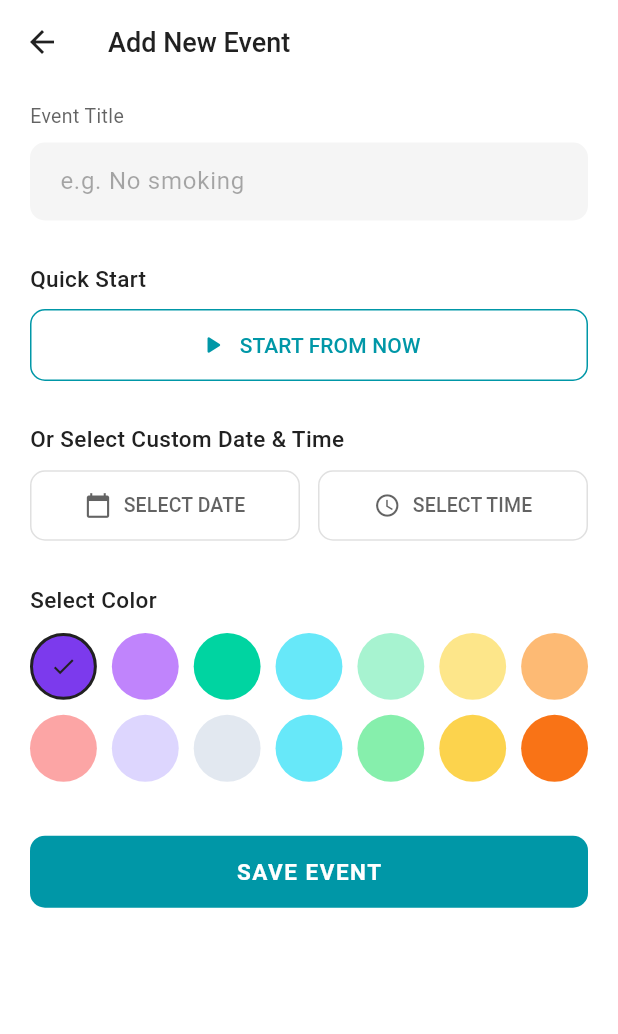
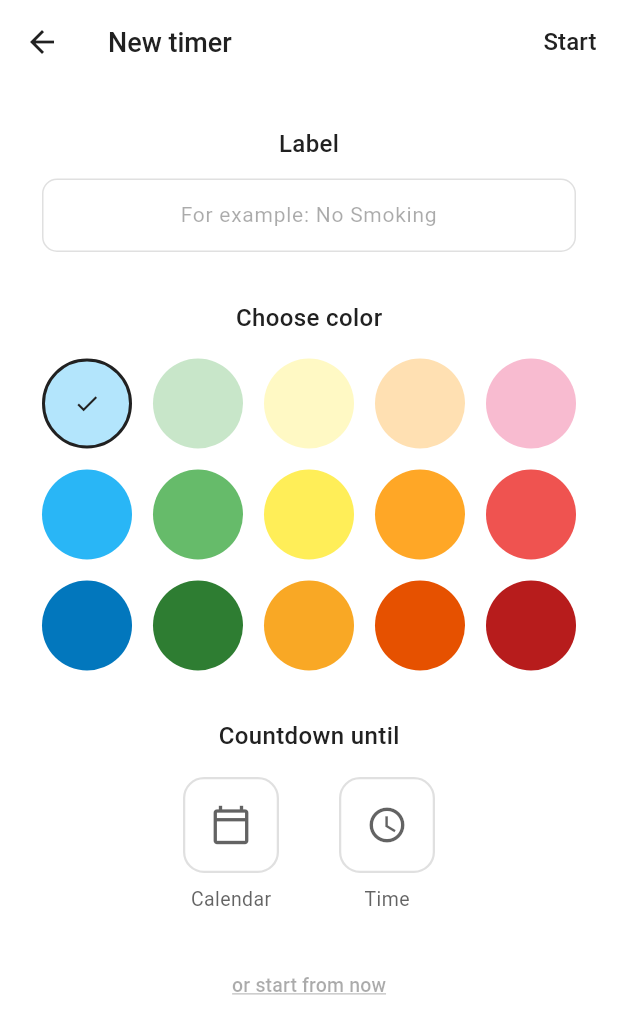
Before and after one commit to danishayman/elapsed, a Flutter app: the AddEventScreen screen opened directly, on a phone screen of 412 x 824 dp. Shown: the top 1034 px of the screen. Run offline on Flutter 3.47's test engine with Material 3 defaults, Android fonts, the phone set to English and light mode, and no system bars; our stand-ins replace share_plus, shared_preferences; missing offline and left inert: home_widget; accounts and stored records are empty.

```diff
--- a/lib/screens/add_event_screen.dart
+++ b/lib/screens/add_event_screen.dart
@@ -7,20 +7,24 @@ import '../theme.dart';
 import '../widgets/color_picker_grid.dart';
 
 const _paletteColors = [
-  '#7C3AED',
-  '#C084FC',
-  '#00D4A1',
-  '#67E8F9',
-  '#A7F3D0',
-  '#FDE68A',
-  '#FDBA74',
-  '#FCA5A5',
-  '#DDD6FE',
-  '#E2E8F0',
-  '#67E8F9',
-  '#86EFAC',
-  '#FCD34D',
-  '#F97316',
+  // Row 1 – lightest
+  '#B3E5FC', // light blue
+  '#C8E6C9', // light green
+  '#FFF9C4', // light yellow
+  '#FFE0B2', // light peach
+  '#F8BBD0', // light pink
+  // Row 2 – medium
+  '#29B6F6', // blue
+  '#66BB6A', // green
+  '#FFEE58', // yellow
+  '#FFA726', // orange
+  '#EF5350', // red / pink
+  // Row 3 – darkest
+  '#0277BD', // dark blue
+  '#2E7D32', // dark green
+  '#F9A825', // dark gold
+  '#E65100', // dark orange
+  '#B71C1C', // dark red
 ];
 
 class AddEventScreen extends StatefulWidget {
@@ -150,32 +154,61 @@ class _AddEventScreenState extends State<AddEventScreen> {
 
   @override
   Widget build(BuildContext context) {
+    final isEditing = widget.editEvent != null;
+
     return Scaffold(
       appBar: AppBar(
-        title: Text(widget.editEvent != null ? 'Edit Event' : 'Add New Event'),
+        title: Text(isEditing ? 'Edit timer' : 'New timer'),
+        actions: [
+          TextButton(
+            onPressed: _save,
+            child: Text(
+              isEditing ? 'Save' : 'Start',
+              style: const TextStyle(
+                color: kTextPrimary,
+                fontSize: 16,
+                fontWeight: FontWeight.w500,
+              ),
+            ),
+          ),
+        ],
       ),
       body: SingleChildScrollView(
-        padding: const EdgeInsets.symmetric(horizontal: 20, vertical: 12),
+        padding: const EdgeInsets.symmetric(horizontal: 28, vertical: 16),
         child: Column(
-          crossAxisAlignment: CrossAxisAlignment.start,
+          crossAxisAlignment: CrossAxisAlignment.center,
           children: [
-            // Title field
+            const SizedBox(height: 12),
+
+            // ── Label ──
             const Text(
-              'Event Title',
-              style: TextStyle(color: kTextSecondary, fontSize: 13),
+              'Label',
+              style: TextStyle(
+                color: kTextPrimary,
+                fontSize: 16,
+                fontWeight: FontWeight.w500,
+              ),
             ),
-            const SizedBox(height: 8),
+            const SizedBox(height: 12),
             TextField(
               controller: _titleController,
-              style: const TextStyle(color: kTextPrimary),
+              style: const TextStyle(color: kTextPrimary, fontSize: 14),
+              textAlign: TextAlign.center,
               decoration: InputDecoration(
-                hintText: 'e.g. No smoking',
-                hintStyle: const TextStyle(color: kTextTertiary),
-                filled: true,
-                fillColor: kCardLightAlt,
+                hintText: "For example: No Smoking",
+                hintStyle: const TextStyle(color: kTextTertiary, fontSize: 14),
+                filled: false,
                 border: OutlineInputBorder(
                   borderRadius: BorderRadius.circular(kCardRadius),
-                  borderSide: BorderSide.none,
+                  borderSide: const BorderSide(color: kDivider),
+                ),
+                enabledBorder: OutlineInputBorder(
+                  borderRadius: BorderRadius.circular(kCardRadius),
+                  borderSide: const BorderSide(color: kDivider),
+                ),
+                focusedBorder: OutlineInputBorder(
+                  borderRadius: BorderRadius.circular(kCardRadius),
+                  borderSide: const BorderSide(color: kAccent, width: 1.5),
                 ),
                 contentPadding: const EdgeInsets.symmetric(
                   horizontal: 16,
@@ -184,115 +217,73 @@ class _AddEventScreenState extends State<AddEventScreen> {
               ),
             ),
 
-            const SizedBox(height: 28),
+            const SizedBox(height: 32),
 
-            // Quick start
+            // ── Choose color ──
             const Text(
-              'Quick Start',
+              'Choose color',
               style: TextStyle(
                 color: kTextPrimary,
-                fontSize: 15,
+                fontSize: 16,
                 fontWeight: FontWeight.w500,
               ),
             ),
-            const SizedBox(height: 10),
-            SizedBox(
-              width: double.infinity,
-              child: OutlinedButton.icon(
-                onPressed: _startFromNow,
-                icon: const Icon(Icons.play_arrow_rounded, size: 20),
-                label: const Text('START FROM NOW'),
-                style: OutlinedButton.styleFrom(
-                  foregroundColor: kAccent,
-                  side: const BorderSide(color: kAccent),
-                  shape: RoundedRectangleBorder(
-                    borderRadius: BorderRadius.circular(kCardRadius),
-                  ),
-                  padding: const EdgeInsets.symmetric(vertical: 14),
-                ),
-              ),
-            ),
-
-            const SizedBox(height: 28),
-
-            // Custom date & time
-            const Text(
-              'Or Select Custom Date & Time',
-              style: TextStyle(
-                color: kTextPrimary,
-                fontSize: 15,
-                fontWeight: FontWeight.w500,
-              ),
-            ),
-            const SizedBox(height: 10),
-            Row(
-              children: [
-                Expanded(
-                  child: _PickerButton(
-                    label: _selectedDate != null
-                        ? _formatDate(_selectedDate!)
-                        : 'SELECT DATE',
-                    icon: Icons.calendar_today,
-                    onTap: _pickDate,
-                  ),
-                ),
-                const SizedBox(width: 12),
-                Expanded(
-                  child: _PickerButton(
-                    label: _selectedTime != null
-                        ? _formatTime(_selectedTime!)
-                        : 'SELECT TIME',
-                    icon: Icons.access_time,
-                    onTap: _pickTime,
-                  ),
-                ),
-              ],
-            ),
-
-            const SizedBox(height: 28),
-
-            // Color picker
-            const Text(
-              'Select Color',
-              style: TextStyle(
-                color: kTextPrimary,
-                fontSize: 15,
-                fontWeight: FontWeight.w500,
-              ),
-            ),
-            const SizedBox(height: 12),
+            const SizedBox(height: 16),
             ColorPickerGrid(
               colors: _paletteColors,
               selectedColor: _selectedColor,
               onColorSelected: (c) => setState(() => _selectedColor = c),
             ),
 
-            const SizedBox(height: 36),
+            const SizedBox(height: 32),
 
-            // Save button
-            SizedBox(
-              width: double.infinity,
-              height: 48,
-              child: ElevatedButton(
-                onPressed: _save,
-                style: ElevatedButton.styleFrom(
-                  backgroundColor: kAccent,
-                  foregroundColor: Colors.white,
-                  shape: RoundedRectangleBorder(
-                    borderRadius: BorderRadius.circular(kCardRadius),
-                  ),
-                  elevation: 0,
+            // ── Countdown until ──
+            const Text(
+              'Countdown until',
+              style: TextStyle(
+                color: kTextPrimary,
+                fontSize: 16,
+                fontWeight: FontWeight.w500,
+              ),
+            ),
+            const SizedBox(height: 16),
+            Row(
+              mainAxisAlignment: MainAxisAlignment.center,
+              children: [
+                _CountdownOption(
+                  icon: Icons.calendar_today_outlined,
+                  label: _selectedDate != null
+                      ? _formatDate(_selectedDate!)
+                      : 'Calendar',
+                  onTap: _pickDate,
                 ),
-                child: const Text(
-                  'SAVE EVENT',
-                  style: TextStyle(
-                    fontSize: 15,
-                    fontWeight: FontWeight.w600,
-                    letterSpacing: 1,
-                  ),
+                const SizedBox(width: 40),
+                _CountdownOption(
+                  icon: Icons.access_time_outlined,
+                  label: _selectedTime != null
+                      ? _formatTime(_selectedTime!)
+                      : 'Time',
+                  onTap: _pickTime,
+                ),
+              ],
+            ),
+
+            const SizedBox(height: 24),
+
+            // ── Start from now (preserved functionality) ──
+            TextButton(
+              onPressed: _startFromNow,
+              child: const Text(
+                'or start from now',
+                style: TextStyle(
+                  color: kTextTertiary,
+                  fontSize: 13,
+                  decoration: TextDecoration.underline,
+                  decorationColor: kTextTertiary,
                 ),
               ),
             ),
+
             const SizedBox(height: 24),
           ],
         ),
@@ -301,30 +292,38 @@ class _AddEventScreenState extends State<AddEventScreen> {
   }
 }
 
-class _PickerButton extends StatelessWidget {
+class _CountdownOption extends StatelessWidget {
+  final IconData icon;
   final String label;
-  final IconData icon;
   final VoidCallback onTap;
 
-  const _PickerButton({
+  const _CountdownOption({
+    required this.icon,
     required this.label,
-    required this.icon,
     required this.onTap,
   });
 
   @override
   Widget build(BuildContext context) {
-    return OutlinedButton.icon(
-      onPressed: onTap,
-      icon: Icon(icon, size: 18),
-      label: Text(label, style: const TextStyle(fontSize: 13)),
-      style: OutlinedButton.styleFrom(
-        foregroundColor: kTextSecondary,
-        side: const BorderSide(color: kDivider),
-        shape: RoundedRectangleBorder(
-          borderRadius: BorderRadius.circular(kCardRadius),
-        ),
-        padding: const EdgeInsets.symmetric(vertical: 14, horizontal: 8),
+    return GestureDetector(
+      onTap: onTap,
+      child: Column(
+        children: [
+          Container(
+            width: 64,
+            height: 64,
+            decoration: BoxDecoration(
+              border: Border.all(color: kDivider, width: 1.5),
+              borderRadius: BorderRadius.circular(14),
+            ),
+            child: Icon(icon, size: 28, color: kTextSecondary),
+          ),
+          const SizedBox(height: 8),
+          Text(
+            label,
+            style: const TextStyle(color: kTextSecondary, fontSize: 13),
+          ),
+        ],
       ),
     );
   }
--- a/lib/widgets/color_picker_grid.dart
+++ b/lib/widgets/color_picker_grid.dart
@@ -20,9 +20,9 @@ class ColorPickerGrid extends StatelessWidget {
       physics: const NeverScrollableScrollPhysics(),
       itemCount: colors.length,
       gridDelegate: const SliverGridDelegateWithFixedCrossAxisCount(
-        crossAxisCount: 7,
-        mainAxisSpacing: 10,
-        crossAxisSpacing: 10,
+        crossAxisCount: 5,
+        mainAxisSpacing: 14,
+        crossAxisSpacing: 14,
       ),
       itemBuilder: (context, index) {
         final hex = colors[index];
```
Also changed, not shown: lib/screens/event_detail_screen.dart (+45 -50 lines), lib/screens/format_screen.dart (added, +171 -0 lines), lib/services/storage_service.dart (+12 -0 lines).
